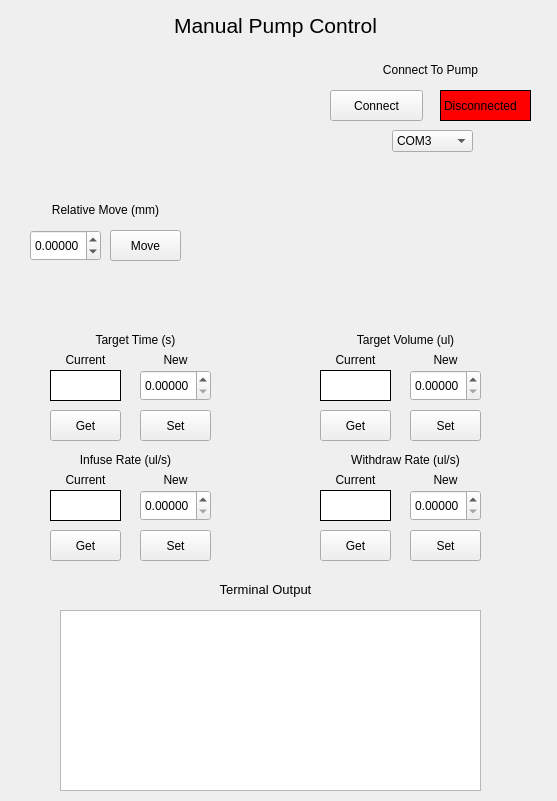
Qt form manualpumpcontrol.ui (TimSamuelsen/CLIP3DPrinterGUI) before a commit.
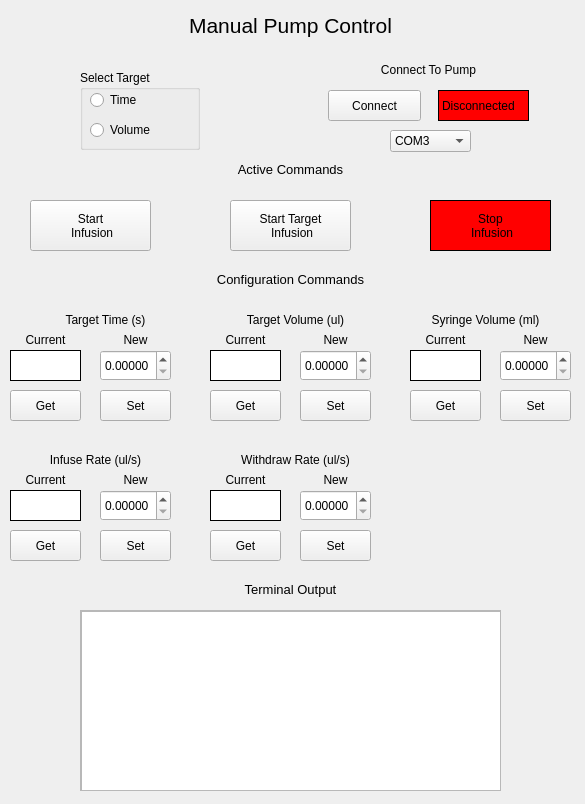
The same form after that commit.

```diff
--- a/manualpumpcontrol.ui
+++ b/manualpumpcontrol.ui
@@ -6,8 +6,8 @@
    <rect>
     <x>0</x>
     <y>0</y>
-    <width>557</width>
-    <height>801</height>
+    <width>585</width>
+    <height>804</height>
    </rect>
   </property>
   <property name="windowTitle">
@@ -18,7 +18,7 @@
     <rect>
      <x>0</x>
      <y>10</y>
-     <width>551</width>
+     <width>581</width>
      <height>31</height>
     </rect>
    </property>
@@ -26,22 +26,12 @@
     <string>&lt;html&gt;&lt;head/&gt;&lt;body&gt;&lt;p align=&quot;center&quot;&gt;&lt;span style=&quot; font-size:16pt;&quot;&gt;Manual Pump Control&lt;/span&gt;&lt;/p&gt;&lt;/body&gt;&lt;/html&gt;</string>
    </property>
   </widget>
-  <widget class="QTextBrowser" name="TerminalOut">
-   <property name="geometry">
-    <rect>
-     <x>60</x>
-     <y>610</y>
-     <width>421</width>
-     <height>181</height>
-    </rect>
-   </property>
-  </widget>
   <widget class="QLabel" name="label_16">
    <property name="geometry">
     <rect>
-     <x>-10</x>
+     <x>0</x>
      <y>580</y>
-     <width>551</width>
+     <width>581</width>
      <height>20</height>
     </rect>
    </property>
@@ -52,7 +42,7 @@
   <widget class="QLabel" name="label_12">
    <property name="geometry">
     <rect>
-     <x>140</x>
+     <x>100</x>
      <y>470</y>
      <width>71</width>
      <height>20</height>
@@ -65,7 +55,7 @@
   <widget class="QLabel" name="label_7">
    <property name="geometry">
     <rect>
-     <x>50</x>
+     <x>10</x>
      <y>470</y>
      <width>71</width>
      <height>20</height>
@@ -78,7 +68,7 @@
   <widget class="QPushButton" name="SetInfuseRate">
    <property name="geometry">
     <rect>
-     <x>140</x>
+     <x>100</x>
      <y>530</y>
      <width>71</width>
      <height>31</height>
@@ -91,7 +81,7 @@
   <widget class="QPushButton" name="GetInfuseRate">
    <property name="geometry">
     <rect>
-     <x>50</x>
+     <x>10</x>
      <y>530</y>
      <width>71</width>
      <height>31</height>
@@ -106,7 +96,7 @@
     <rect>
      <x>0</x>
      <y>450</y>
-     <width>251</width>
+     <width>191</width>
      <height>20</height>
     </rect>
    </property>
@@ -117,7 +107,7 @@
   <widget class="QDoubleSpinBox" name="NewInfuseRateParam">
    <property name="geometry">
     <rect>
-     <x>140</x>
+     <x>100</x>
      <y>490</y>
      <width>71</width>
      <height>31</height>
@@ -130,7 +120,7 @@
   <widget class="QLabel" name="CurrentInfuseRate">
    <property name="geometry">
     <rect>
-     <x>50</x>
+     <x>10</x>
      <y>490</y>
      <width>71</width>
      <height>31</height>
@@ -147,7 +137,7 @@
   <widget class="QLabel" name="label_19">
    <property name="geometry">
     <rect>
-     <x>320</x>
+     <x>318</x>
      <y>60</y>
      <width>221</width>
      <height>20</height>
@@ -160,7 +150,7 @@
   <widget class="QLabel" name="ConnectionIndicator">
    <property name="geometry">
     <rect>
-     <x>440</x>
+     <x>438</x>
      <y>90</y>
      <width>91</width>
      <height>31</height>
@@ -176,7 +166,7 @@
   <widget class="QPushButton" name="ConnectButton">
    <property name="geometry">
     <rect>
-     <x>330</x>
+     <x>328</x>
      <y>90</y>
      <width>93</width>
      <height>31</height>
@@ -186,52 +176,10 @@
     <string>Connect</string>
    </property>
   </widget>
-  <widget class="QLabel" name="IncrementalMoveLabel">
-   <property name="geometry">
-    <rect>
-     <x>20</x>
-     <y>200</y>
-     <width>171</width>
-     <height>20</height>
-    </rect>
-   </property>
-   <property name="text">
-    <string>&lt;html&gt;&lt;head/&gt;&lt;body&gt;&lt;p align=&quot;center&quot;&gt;Relative Move (mm)&lt;/p&gt;&lt;/body&gt;&lt;/html&gt;</string>
-   </property>
-  </widget>
-  <widget class="QPushButton" name="MoveRelative">
-   <property name="geometry">
-    <rect>
-     <x>110</x>
-     <y>230</y>
-     <width>71</width>
-     <height>31</height>
-    </rect>
-   </property>
-   <property name="text">
-    <string>Move</string>
-   </property>
-  </widget>
-  <widget class="QDoubleSpinBox" name="RelativeMoveParam">
-   <property name="geometry">
-    <rect>
-     <x>30</x>
-     <y>230</y>
-     <width>71</width>
-     <height>31</height>
-    </rect>
-   </property>
-   <property name="decimals">
-    <number>5</number>
-   </property>
-   <property name="minimum">
-    <double>-99.000000000000000</double>
-   </property>
-  </widget>
   <widget class="QPushButton" name="SetWithdrawRate">
    <property name="geometry">
     <rect>
-     <x>410</x>
+     <x>300</x>
      <y>530</y>
      <width>71</width>
      <height>31</height>
@@ -244,7 +192,7 @@
   <widget class="QDoubleSpinBox" name="NewWithdrawRateParam">
    <property name="geometry">
     <rect>
-     <x>410</x>
+     <x>300</x>
      <y>490</y>
      <width>71</width>
      <height>31</height>
@@ -257,9 +205,9 @@
   <widget class="QLabel" name="label_5">
    <property name="geometry">
     <rect>
-     <x>280</x>
+     <x>200</x>
      <y>450</y>
-     <width>251</width>
+     <width>191</width>
      <height>20</height>
     </rect>
    </property>
@@ -270,7 +218,7 @@
   <widget class="QPushButton" name="GetWithdrawRate">
    <property name="geometry">
     <rect>
-     <x>320</x>
+     <x>210</x>
      <y>530</y>
      <width>71</width>
      <height>31</height>
@@ -283,7 +231,7 @@
   <widget class="QLabel" name="CurrentWithdrawRate">
    <property name="geometry">
     <rect>
-     <x>320</x>
+     <x>210</x>
      <y>490</y>
      <width>71</width>
      <height>31</height>
@@ -300,7 +248,7 @@
   <widget class="QLabel" name="label_8">
    <property name="geometry">
     <rect>
-     <x>320</x>
+     <x>210</x>
      <y>470</y>
      <width>71</width>
      <height>20</height>
@@ -313,7 +261,7 @@
   <widget class="QLabel" name="label_13">
    <property name="geometry">
     <rect>
-     <x>410</x>
+     <x>300</x>
      <y>470</y>
      <width>71</width>
      <height>20</height>
@@ -323,24 +271,11 @@
     <string>&lt;html&gt;&lt;head/&gt;&lt;body&gt;&lt;p align=&quot;center&quot;&gt;New&lt;/p&gt;&lt;/body&gt;&lt;/html&gt;</string>
    </property>
   </widget>
-  <widget class="QLabel" name="label_6">
-   <property name="geometry">
-    <rect>
-     <x>10</x>
-     <y>330</y>
-     <width>251</width>
-     <height>20</height>
-    </rect>
-   </property>
-   <property name="text">
-    <string>&lt;html&gt;&lt;head/&gt;&lt;body&gt;&lt;p align=&quot;center&quot;&gt;Target Time (s)&lt;/p&gt;&lt;/body&gt;&lt;/html&gt;</string>
-   </property>
-  </widget>
   <widget class="QDoubleSpinBox" name="NewTargetTime">
    <property name="geometry">
     <rect>
-     <x>140</x>
-     <y>370</y>
+     <x>100</x>
+     <y>350</y>
      <width>71</width>
      <height>31</height>
     </rect>
@@ -352,8 +287,8 @@
   <widget class="QPushButton" name="GetTargetTime">
    <property name="geometry">
     <rect>
-     <x>50</x>
-     <y>410</y>
+     <x>10</x>
+     <y>390</y>
      <width>71</width>
      <height>31</height>
     </rect>
@@ -365,8 +300,8 @@
   <widget class="QPushButton" name="SetTargetTime">
    <property name="geometry">
     <rect>
-     <x>140</x>
-     <y>410</y>
+     <x>100</x>
+     <y>390</y>
      <width>71</width>
      <height>31</height>
     </rect>
@@ -378,8 +313,8 @@
   <widget class="QLabel" name="CurrentTargetTime">
    <property name="geometry">
     <rect>
-     <x>50</x>
-     <y>370</y>
+     <x>10</x>
+     <y>350</y>
      <width>71</width>
      <height>31</height>
     </rect>
@@ -395,8 +330,8 @@
   <widget class="QLabel" name="label_14">
    <property name="geometry">
     <rect>
-     <x>140</x>
-     <y>350</y>
+     <x>100</x>
+     <y>330</y>
      <width>71</width>
      <height>20</height>
     </rect>
@@ -408,8 +343,8 @@
   <widget class="QLabel" name="label_9">
    <property name="geometry">
     <rect>
-     <x>50</x>
-     <y>350</y>
+     <x>10</x>
+     <y>330</y>
      <width>71</width>
      <height>20</height>
     </rect>
@@ -418,24 +353,11 @@
     <string>&lt;html&gt;&lt;head/&gt;&lt;body&gt;&lt;p align=&quot;center&quot;&gt;Current&lt;/p&gt;&lt;/body&gt;&lt;/html&gt;</string>
    </property>
   </widget>
-  <widget class="QLabel" name="label_10">
-   <property name="geometry">
-    <rect>
-     <x>280</x>
-     <y>330</y>
-     <width>251</width>
-     <height>20</height>
-    </rect>
-   </property>
-   <property name="text">
-    <string>&lt;html&gt;&lt;head/&gt;&lt;body&gt;&lt;p align=&quot;center&quot;&gt;Target Volume (ul)&lt;/p&gt;&lt;/body&gt;&lt;/html&gt;</string>
-   </property>
-  </widget>
   <widget class="QDoubleSpinBox" name="NewTargetVolume">
    <property name="geometry">
     <rect>
-     <x>410</x>
-     <y>370</y>
+     <x>300</x>
+     <y>350</y>
      <width>71</width>
      <height>31</height>
     </rect>
@@ -447,8 +369,8 @@
   <widget class="QPushButton" name="GetTargetVolume">
    <property name="geometry">
     <rect>
-     <x>320</x>
-     <y>410</y>
+     <x>210</x>
+     <y>390</y>
      <width>71</width>
      <height>31</height>
     </rect>
@@ -460,8 +382,8 @@
   <widget class="QPushButton" name="SetTargetVolume">
    <property name="geometry">
     <rect>
-     <x>410</x>
-     <y>410</y>
+     <x>300</x>
+     <y>390</y>
      <width>71</width>
      <height>31</height>
     </rect>
@@ -473,8 +395,8 @@
   <widget class="QLabel" name="CurrentTargetVolume">
    <property name="geometry">
     <rect>
-     <x>320</x>
-     <y>370</y>
+     <x>210</x>
+     <y>350</y>
      <width>71</width>
      <height>31</height>
     </rect>
@@ -490,8 +412,8 @@
   <widget class="QLabel" name="label_15">
    <property name="geometry">
     <rect>
-     <x>410</x>
-     <y>350</y>
+     <x>300</x>
+     <y>330</y>
      <width>71</width>
      <height>20</height>
     </rect>
@@ -503,8 +425,8 @@
   <widget class="QLabel" name="label_11">
    <property name="geometry">
     <rect>
-     <x>320</x>
-     <y>350</y>
+     <x>210</x>
+     <y>330</y>
      <width>71</width>
      <height>20</height>
     </rect>
@@ -516,7 +438,7 @@
   <widget class="QComboBox" name="comboBox">
    <property name="geometry">
     <rect>
-     <x>392</x>
+     <x>390</x>
      <y>130</y>
      <width>81</width>
      <height>22</height>
@@ -553,6 +475,284 @@
     </property>
    </item>
   </widget>
+  <widget class="QLabel" name="label_17">
+   <property name="geometry">
+    <rect>
+     <x>0</x>
+     <y>270</y>
+     <width>581</width>
+     <height>20</height>
+    </rect>
+   </property>
+   <property name="text">
+    <string>&lt;html&gt;&lt;head/&gt;&lt;body&gt;&lt;p align=&quot;center&quot;&gt;&lt;span style=&quot; font-size:10pt;&quot;&gt;Configuration Commands&lt;/span&gt;&lt;/p&gt;&lt;/body&gt;&lt;/html&gt;</string>
+   </property>
+  </widget>
+  <widget class="QGroupBox" name="groupBox">
+   <property name="geometry">
+    <rect>
+     <x>80</x>
+     <y>70</y>
+     <width>120</width>
+     <height>80</height>
+    </rect>
+   </property>
+   <property name="title">
+    <string>Select Target</string>
+   </property>
+   <widget class="QRadioButton" name="SelectTargetTime">
+    <property name="geometry">
+     <rect>
+      <x>10</x>
+      <y>20</y>
+      <width>95</width>
+      <height>20</height>
+     </rect>
+    </property>
+    <property name="text">
+     <string>Time</string>
+    </property>
+   </widget>
+   <widget class="QRadioButton" name="SelectTargetVolume">
+    <property name="geometry">
+     <rect>
+      <x>10</x>
+      <y>50</y>
+      <width>95</width>
+      <height>20</height>
+     </rect>
+    </property>
+    <property name="text">
+     <string>Volume</string>
+    </property>
+   </widget>
+  </widget>
+  <widget class="QLabel" name="label_18">
+   <property name="geometry">
+    <rect>
+     <x>0</x>
+     <y>160</y>
+     <width>581</width>
+     <height>20</height>
+    </rect>
+   </property>
+   <property name="text">
+    <string>&lt;html&gt;&lt;head/&gt;&lt;body&gt;&lt;p align=&quot;center&quot;&gt;&lt;span style=&quot; font-size:10pt;&quot;&gt;Active Commands&lt;/span&gt;&lt;/p&gt;&lt;/body&gt;&lt;/html&gt;</string>
+   </property>
+  </widget>
+  <widget class="QPushButton" name="StartInfusion">
+   <property name="geometry">
+    <rect>
+     <x>30</x>
+     <y>200</y>
+     <width>121</width>
+     <height>51</height>
+    </rect>
+   </property>
+   <property name="text">
+    <string>Start 
+ Infusion</string>
+   </property>
+  </widget>
+  <widget class="QPushButton" name="StartTargetInfusion">
+   <property name="geometry">
+    <rect>
+     <x>230</x>
+     <y>200</y>
+     <width>121</width>
+     <height>51</height>
+    </rect>
+   </property>
+   <property name="text">
+    <string>Start Target
+ Infusion</string>
+   </property>
+  </widget>
+  <widget class="QPushButton" name="StopInfusion">
+   <property name="geometry">
+    <rect>
+     <x>430</x>
+     <y>200</y>
+     <width>121</width>
+     <height>51</height>
+    </rect>
+   </property>
+   <property name="styleSheet">
+    <string notr="true">QPushButton#StopInfusion{
+    background-color: red;
+    border-style: outset;
+    border-width: 1px;
+    border-color: black;
+}
+
+QPushButton#StopInfusion:pressed {
+    background-color: rgb(200, 0, 0);
+    border-style: inset;
+}
+
+QPushButton#StopInfusion:hover:!pressed {
+    background-color:rgb(215,35,35);
+}</string>
+   </property>
+   <property name="text">
+    <string>Stop 
+ Infusion</string>
+   </property>
+  </widget>
+  <widget class="QLabel" name="label_23">
+   <property name="geometry">
+    <rect>
+     <x>10</x>
+     <y>310</y>
+     <width>191</width>
+     <height>20</height>
+    </rect>
+   </property>
+   <property name="text">
+    <string>&lt;html&gt;&lt;head/&gt;&lt;body&gt;&lt;p align=&quot;center&quot;&gt;Target Time (s)&lt;/p&gt;&lt;/body&gt;&lt;/html&gt;</string>
+   </property>
+  </widget>
+  <widget class="QLabel" name="label_24">
+   <property name="geometry">
+    <rect>
+     <x>390</x>
+     <y>310</y>
+     <width>191</width>
+     <height>20</height>
+    </rect>
+   </property>
+   <property name="text">
+    <string>&lt;html&gt;&lt;head/&gt;&lt;body&gt;&lt;p align=&quot;center&quot;&gt;Syringe Volume (ml)&lt;/p&gt;&lt;/body&gt;&lt;/html&gt;</string>
+   </property>
+  </widget>
+  <widget class="QLabel" name="label_25">
+   <property name="geometry">
+    <rect>
+     <x>200</x>
+     <y>310</y>
+     <width>191</width>
+     <height>20</height>
+    </rect>
+   </property>
+   <property name="text">
+    <string>&lt;html&gt;&lt;head/&gt;&lt;body&gt;&lt;p align=&quot;center&quot;&gt;Target Volume (ul)&lt;/p&gt;&lt;/body&gt;&lt;/html&gt;</string>
+   </property>
+  </widget>
+  <widget class="QPushButton" name="SetSyringeVolume">
+   <property name="geometry">
+    <rect>
+     <x>500</x>
+     <y>390</y>
+     <width>71</width>
+     <height>31</height>
+    </rect>
+   </property>
+   <property name="text">
+    <string>Set</string>
+   </property>
+  </widget>
+  <widget class="QLabel" name="label_27">
+   <property name="geometry">
+    <rect>
+     <x>500</x>
+     <y>330</y>
+     <width>71</width>
+     <height>20</height>
+    </rect>
+   </property>
+   <property name="text">
+    <string>&lt;html&gt;&lt;head/&gt;&lt;body&gt;&lt;p align=&quot;center&quot;&gt;New&lt;/p&gt;&lt;/body&gt;&lt;/html&gt;</string>
+   </property>
+  </widget>
+  <widget class="QDoubleSpinBox" name="NewSyringeVolume">
+   <property name="geometry">
+    <rect>
+     <x>500</x>
+     <y>350</y>
+     <width>71</width>
+     <height>31</height>
+    </rect>
+   </property>
+   <property name="decimals">
+    <number>5</number>
+   </property>
+  </widget>
+  <widget class="QLabel" name="CurrentSyringeVolume">
+   <property name="geometry">
+    <rect>
+     <x>410</x>
+     <y>350</y>
+     <width>71</width>
+     <height>31</height>
+    </rect>
+   </property>
+   <property name="styleSheet">
+    <string notr="true">background:rgb(255, 255, 255); border: 1px solid black;
+</string>
+   </property>
+   <property name="text">
+    <string>&lt;html&gt;&lt;head/&gt;&lt;body&gt;&lt;p align=&quot;center&quot;&gt;&lt;br/&gt;&lt;/p&gt;&lt;/body&gt;&lt;/html&gt;</string>
+   </property>
+  </widget>
+  <widget class="QLabel" name="label_28">
+   <property name="geometry">
+    <rect>
+     <x>410</x>
+     <y>330</y>
+     <width>71</width>
+     <height>20</height>
+    </rect>
+   </property>
+   <property name="text">
+    <string>&lt;html&gt;&lt;head/&gt;&lt;body&gt;&lt;p align=&quot;center&quot;&gt;Current&lt;/p&gt;&lt;/body&gt;&lt;/html&gt;</string>
+   </property>
+  </widget>
+  <widget class="QPushButton" name="GetSyringeVolume">
+   <property name="geometry">
+    <rect>
+     <x>410</x>
+     <y>390</y>
+     <width>71</width>
+     <height>31</height>
+    </rect>
+   </property>
+   <property name="text">
+    <string>Get</string>
+   </property>
+  </widget>
+  <widget class="QScrollArea" name="scrollArea">
+   <property name="geometry">
+    <rect>
+     <x>80</x>
+     <y>610</y>
+     <width>421</width>
+     <height>181</height>
+    </rect>
+   </property>
+   <property name="widgetResizable">
+    <bool>true</bool>
+   </property>
+   <widget class="QWidget" name="scrollAreaWidgetContents">
+    <property name="geometry">
+     <rect>
+      <x>0</x>
+      <y>0</y>
+      <width>419</width>
+      <height>179</height>
+     </rect>
+    </property>
+    <widget class="QTextBrowser" name="TerminalOut">
+     <property name="geometry">
+      <rect>
+       <x>0</x>
+       <y>0</y>
+       <width>421</width>
+       <height>181</height>
+      </rect>
+     </property>
+    </widget>
+   </widget>
+  </widget>
  </widget>
  <resources/>
  <connections/>
```
Left out of the diff: 2 changed lines with no effect on the pictures.
